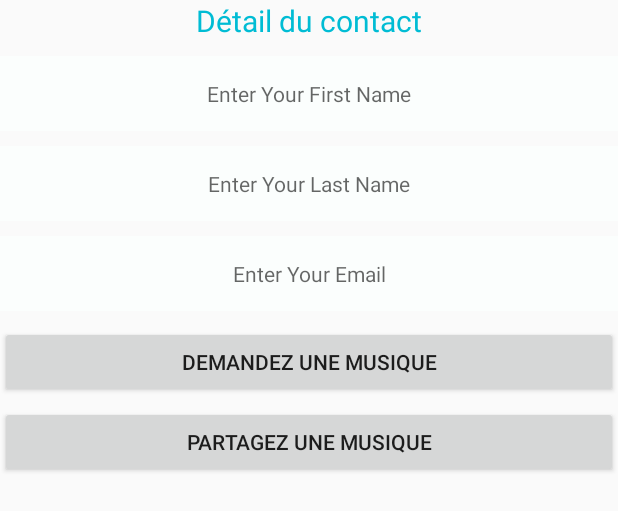
After one commit to ValerianGuivarchAppstud/WakeMeUp, an Android app: the layout detail_contact_ami.xml on its own in the app's theme, with its tools: preview values and no code run, on a phone screen of 412 x 824 dp. The commit adds this screen. Shown: the top 511 px of the screen. Run offline under Robolectric (Android 15) with nearby library versions, the phone set to English and light mode, and no system bars.

```diff
--- /dev/null
+++ b/app/src/main/res/layout/detail_contact_ami.xml
@@ -0,0 +1,75 @@
+<?xml version="1.0" encoding="utf-8"?>
+<RelativeLayout xmlns:android="http://schemas.android.com/apk/res/android"
+    android:layout_width="match_parent"
+    android:layout_height="match_parent">
+
+    <TextView
+        android:text="Détail du contact"
+        android:layout_width="wrap_content"
+        android:layout_height="wrap_content"
+        android:layout_alignParentTop="true"
+        android:layout_centerHorizontal="true"
+        android:id="@+id/textView"
+        android:gravity="center"
+        android:textSize="20dp"
+        android:textColor="@color/colorPrimary"/>
+
+    <TextView
+        android:layout_width="fill_parent"
+        android:layout_height="50dp"
+        android:background="#fbfefd"
+        android:inputType="textPersonName"
+        android:ems="10"
+        android:layout_below="@+id/textView"
+        android:layout_centerHorizontal="true"
+        android:layout_marginTop="10dp"
+        android:id="@+id/userName"
+        android:hint="Enter Your First Name"
+        android:gravity="center"
+        />
+
+    <TextView
+        android:layout_width="fill_parent"
+        android:layout_height="50dp"
+        android:background="#fbfefd"
+        android:inputType="textPersonName"
+        android:ems="10"
+        android:layout_below="@+id/userName"
+        android:layout_centerHorizontal="true"
+        android:layout_marginTop="10dp"
+        android:id="@+id/userContact"
+        android:hint="Enter Your Last Name"
+        android:gravity="center"/>
+
+    <TextView
+        android:layout_width="fill_parent"
+        android:layout_height="50dp"
+        android:background="#fbfefd"
+        android:inputType="textEmailAddress"
+        android:ems="10"
+        android:layout_below="@+id/userContact"
+        android:layout_centerHorizontal="true"
+        android:layout_marginTop="10dp"
+        android:id="@+id/userMail"
+        android:hint="Enter Your Email"
+        android:gravity="center"/>
+
+    <Button
+        android:text="Demandez une musique"
+        android:layout_width="fill_parent"
+        android:layout_height="wrap_content"
+        android:layout_below="@+id/userMail"
+        android:layout_centerHorizontal="true"
+        android:layout_marginTop="10dp"
+        android:id="@+id/ask_musique" />
+
+    <Button
+        android:text="Partagez une musique"
+        android:layout_width="fill_parent"
+        android:layout_height="wrap_content"
+        android:layout_below="@+id/ask_musique"
+        android:layout_centerHorizontal="true"
+        android:layout_marginTop="5dp"
+        android:id="@+id/share_musique" />
+
+</RelativeLayout>
```
Also changed, not shown: app/src/main/java/com/wakemeup/contact/ContactsListeFragment.kt (+65 -3 lines), app/src/main/res/drawable/phone_icon.png (added).
